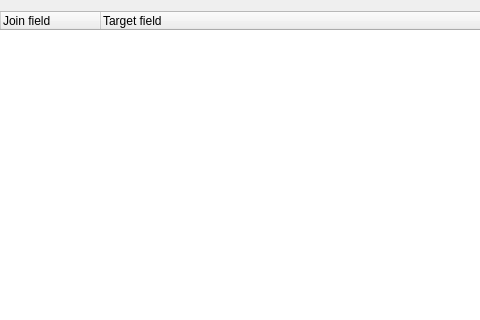
Above: src/ui/qgsvectorlayerpropertiesbase.ui from qgis/QGIS before the change; both pictures show x 265 to 745 and y 0 to 320 of the 929 by 573 pixel window. Below: the same form after it.
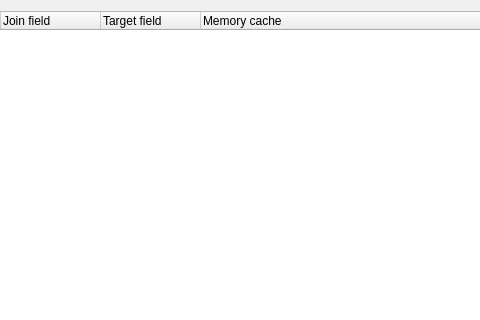
That is the form after the change. The open tabs and pages were chosen to show the change. Icons and pictures are not drawn. Custom widgets are drawn as their Qt base class.

Commit message: [joins] display if memory cache is used in layer properties dialog

The edit to the form file:
```diff
--- a/src/ui/qgsvectorlayerpropertiesbase.ui
+++ b/src/ui/qgsvectorlayerpropertiesbase.ui
@@ -1238,7 +1238,7 @@
                <item>
                 <widget class="QTreeWidget" name="mJoinTreeWidget">
                  <property name="columnCount">
-                  <number>3</number>
+                  <number>4</number>
                  </property>
                  <column>
                   <property name="text">
@@ -1255,6 +1255,11 @@
                    <string>Target field</string>
                   </property>
                  </column>
+                 <column>
+                  <property name="text">
+                   <string>Memory cache</string>
+                  </property>
+                 </column>
                 </widget>
                </item>
                <item>
```
Left out of the diff: 28 changed lines with no effect on the pictures. The commit also changes 1 other file.
